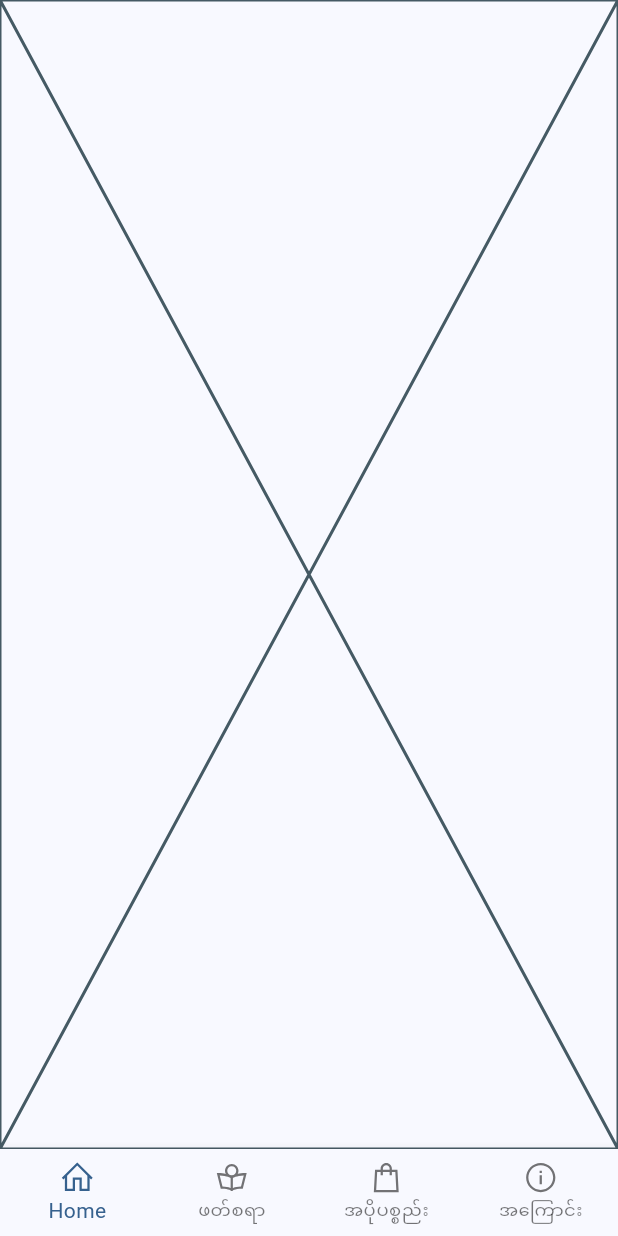
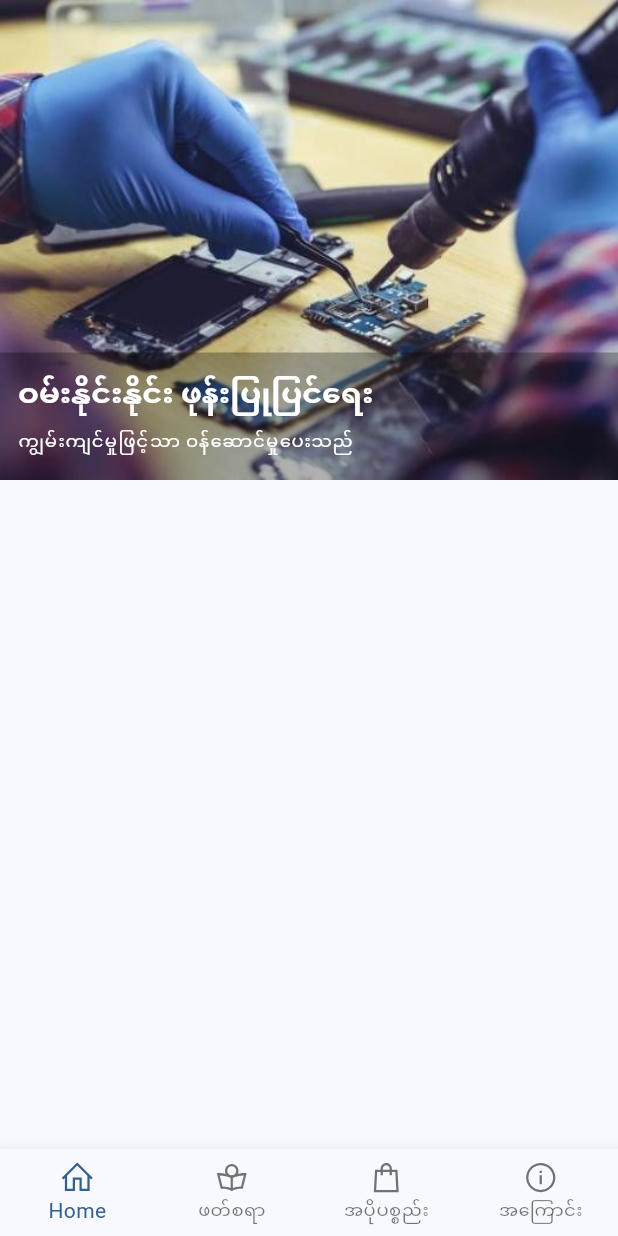
Before and after one commit to clickernux/phone_repair_service_199, a Flutter app: the screen it shows after launch, on a phone screen of 412 x 824 dp. Run offline on Flutter 3.47's test engine with Material 2 defaults, Android fonts, the phone set to English and light mode, and no system bars; our stand-ins replace go_router, line_icons.

Commit message:
Implemented CustomScrollView in MainScreen

```diff
--- a/lib/screens/main_screen.dart
+++ b/lib/screens/main_screen.dart
@@ -5,8 +5,55 @@ class MainScreen extends StatelessWidget {
 
   @override
   Widget build(BuildContext context) {
-    return const Scaffold(
-      body: SafeArea(child: Placeholder()),
+    return Scaffold(
+      body: _buildbody(context),
+    );
+  }
+
+  _buildbody(BuildContext context) {
+    final TextTheme textTheme = Theme.of(context).textTheme;
+
+    return CustomScrollView(
+      slivers: [
+        SliverToBoxAdapter(
+          child: Container(
+            height: 320,
+            // padding: const EdgeInsets.symmetric(vertical: 16, horizontal: 12),
+            decoration: const BoxDecoration(
+              image: DecorationImage(
+                  image: AssetImage('assets/images/repair_phone2.jpg'),
+                  fit: BoxFit.cover),
+            ),
+            alignment: Alignment.bottomLeft,
+            child: Container(
+              width: double.infinity,
+              padding: const EdgeInsets.symmetric(vertical: 16, horizontal: 12),
+              decoration: BoxDecoration(
+                color: Colors.black.withOpacity(0.3),
+              ),
+              child: Column(
+                mainAxisSize: MainAxisSize.min,
+                crossAxisAlignment: CrossAxisAlignment.start,
+                children: [
+                  Text(
+                    'ဝမ်းနိုင်းနိုင်း ဖုန်းပြုပြင်ရေး',
+                    style: textTheme.headlineSmall?.copyWith(
+                      color: Colors.white,
+                      fontSize: 20,
+                      fontWeight: FontWeight.w600,
+                    ),
+                  ),
+                  const SizedBox(height: 8),
+                  Text(
+                    'ကျွမ်းကျင်မှုဖြင့်သာ ဝန်ဆောင်မှုပေးသည်',
+                    style: textTheme.labelMedium?.copyWith(color: Colors.white),
+                  ),
+                ],
+              ),
+            ),
+          ),
+        ),
+      ],
     );
   }
 }
```
